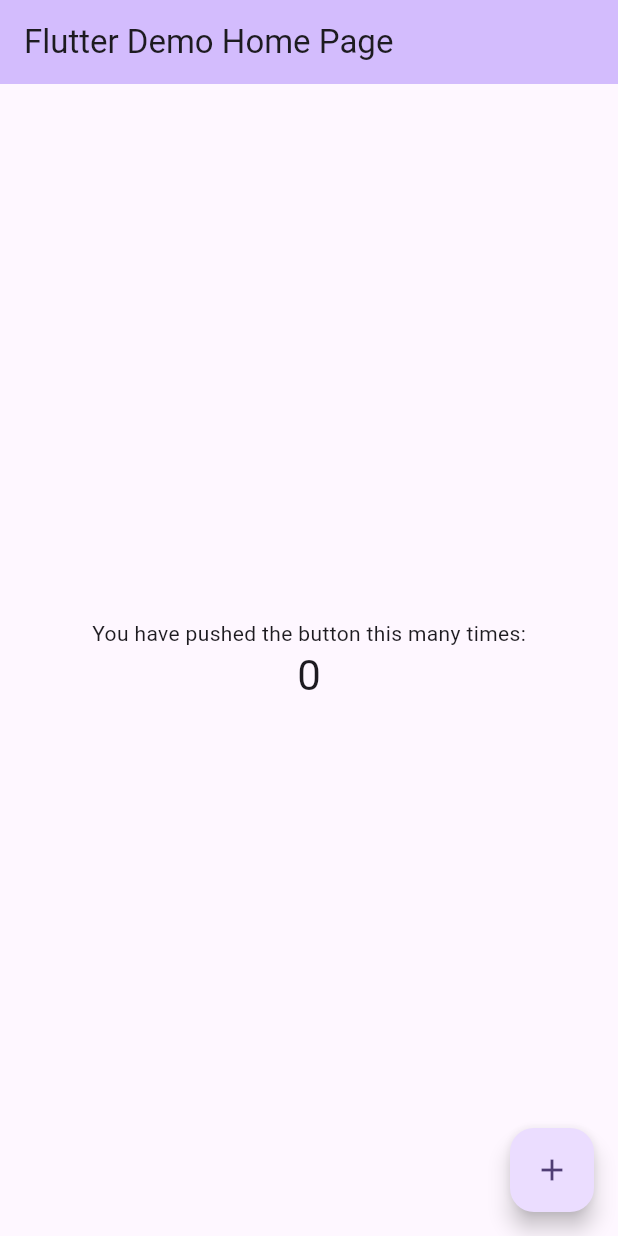
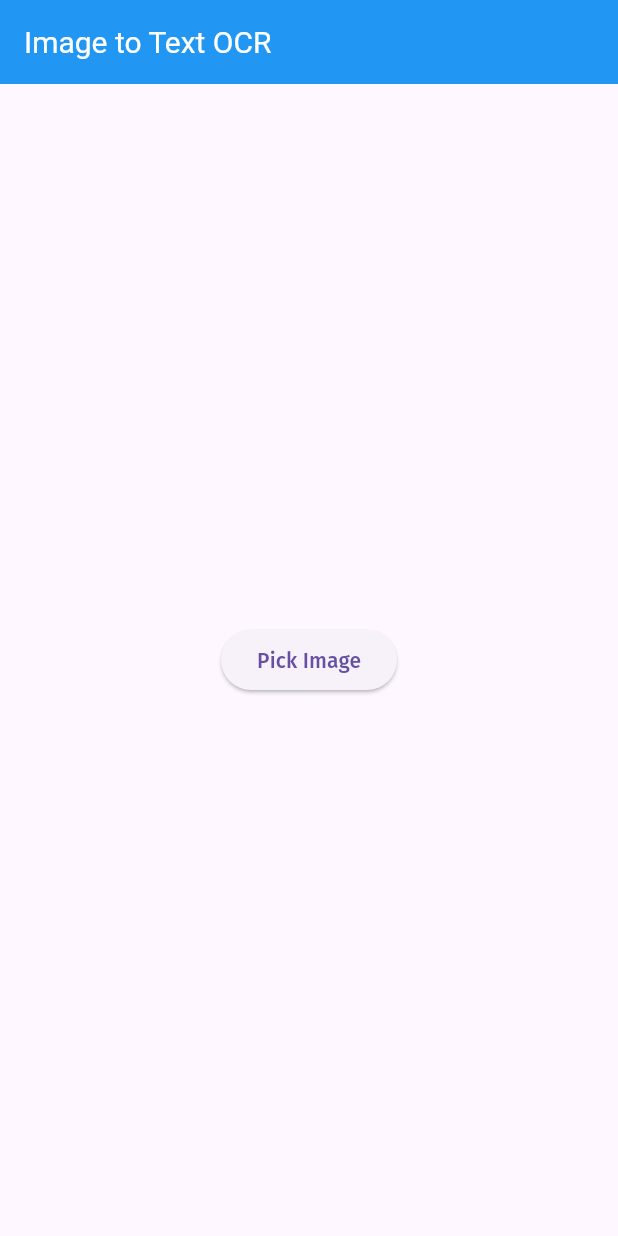
Before and after one commit to SoftEngAliijaz/flutter_image_to_text_ocr_app, a Flutter app: the screen it shows after launch, on a phone screen of 412 x 824 dp. Run offline on Flutter 3.47's test engine with Material 3 defaults, Android fonts, the phone set to English and light mode, and no system bars; our stand-ins replace google_fonts, image_picker; missing offline and left inert: dart:js_interop, google_ml_kit.

Commit message:
completed but some issues are to resolve

```diff
--- /dev/null
+++ b/lib/constants/constants.dart
@@ -0,0 +1,37 @@
+// ignore_for_file: unnecessary_null_comparison
+
+import 'package:flutter/material.dart';
+
+class AppUtils {
+  static void showSnackBar(BuildContext context, String? message) {
+    if (context != null && ScaffoldMessenger.of(context).mounted) {
+      ScaffoldMessenger.of(context).showSnackBar(
+        SnackBar(content: Text(message ?? 'No message provided')),
+      );
+    }
+  }
+
+  static void showDialogMethod(
+    BuildContext context,
+    String title,
+    String result,
+  ) {
+    showDialog(
+      context: context,
+      builder: (context) {
+        return AlertDialog(
+          title: Text(title),
+          content: Text(result),
+          actions: [
+            TextButton(
+              onPressed: () {
+                Navigator.pop(context);
+              },
+              child: const Text('Close'),
+            ),
+          ],
+        );
+      },
+    );
+  }
+}
--- a/lib/main.dart
+++ b/lib/main.dart
@@ -1,125 +1,28 @@
 import 'package:flutter/material.dart';
+import 'package:flutter_image_to_text_ocr_app/screens/home_screen.dart';
+import 'package:google_fonts/google_fonts.dart';
 
 void main() {
   runApp(const MyApp());
 }
 
 class MyApp extends StatelessWidget {
-  const MyApp({super.key});
+  const MyApp({Key? key}) : super(key: key);
 
-  // This widget is the root of your application.
   @override
   Widget build(BuildContext context) {
     return MaterialApp(
-      title: 'Flutter Demo',
+      title: 'image_to_text_ocr'.toUpperCase(),
+      debugShowCheckedModeBanner: false,
       theme: ThemeData(
-        // This is the theme of your application.
-        //
-        // TRY THIS: Try running your application with "flutter run". You'll see
-        // the application has a purple toolbar. Then, without quitting the app,
-        // try changing the seedColor in the colorScheme below to Colors.green
-        // and then invoke "hot reload" (save your changes or press the "hot
-        // reload" button in a Flutter-supported IDE, or press "r" if you used
-        // the command line to start the app).
-        //
-        // Notice that the counter didn't reset back to zero; the application
-        // state is not lost during the reload. To reset the state, use hot
-        // restart instead.
-        //
-        // This works for code too, not just values: Most code changes can be
-        // tested with just a hot reload.
-        colorScheme: ColorScheme.fromSeed(seedColor: Colors.deepPurple),
         useMaterial3: true,
+        primarySwatch: Colors.blue,
+        appBarTheme: AppBarTheme(
+            backgroundColor: Colors.blue,
+            titleTextStyle: TextStyle(color: Colors.white, fontSize: 20.0)),
+        textTheme: GoogleFonts.firaSansTextTheme(Theme.of(context).textTheme),
       ),
-      home: const MyHomePage(title: 'Flutter Demo Home Page'),
+      home: HomeScreen(),
     );
   }
 }
-
-class MyHomePage extends StatefulWidget {
-  const MyHomePage({super.key, required this.title});
-
-  // This widget is the home page of your application. It is stateful, meaning
-  // that it has a State object (defined below) that contains fields that affect
-  // how it looks.
-
-  // This class is the configuration for the state. It holds the values (in this
-  // case the title) provided by the parent (in this case the App widget) and
-  // used by the build method of the State. Fields in a Widget subclass are
-  // always marked "final".
-
-  final String title;
-
-  @override
-  State<MyHomePage> createState() => _MyHomePageState();
-}
-
-class _MyHomePageState extends State<MyHomePage> {
-  int _counter = 0;
-
-  void _incrementCounter() {
-    setState(() {
-      // This call to setState tells the Flutter framework that something has
-      // changed in this State, which causes it to rerun the build method below
-      // so that the display can reflect the updated values. If we changed
-      // _counter without calling setState(), then the build method would not be
-      // called again, and so nothing would appear to happen.
-      _counter++;
-    });
-  }
-
-  @override
-  Widget build(BuildContext context) {
-    // This method is rerun every time setState is called, for instance as done
-    // by the _incrementCounter method above.
-    //
-    // The Flutter framework has been optimized to make rerunning build methods
-    // fast, so that you can just rebuild anything that needs updating rather
-    // than having to individually change instances of widgets.
-    return Scaffold(
-      appBar: AppBar(
-        // TRY THIS: Try changing the color here to a specific color (to
-        // Colors.amber, perhaps?) and trigger a hot reload to see the AppBar
-        // change color while the other colors stay the same.
-        backgroundColor: Theme.of(context).colorScheme.inversePrimary,
-        // Here we take the value from the MyHomePage object that was created by
-        // the App.build method, and use it to set our appbar title.
-        title: Text(widget.title),
-      ),
-      body: Center(
-        // Center is a layout widget. It takes a single child and positions it
-        // in the middle of the parent.
-        child: Column(
-          // Column is also a layout widget. It takes a list of children and
-          // arranges them vertically. By default, it sizes itself to fit its
-          // children horizontally, and tries to be as tall as its parent.
-          //
-          // Column has various properties to control how it sizes itself and
-          // how it positions its children. Here we use mainAxisAlignment to
-          // center the children vertically; the main axis here is the vertical
-          // axis because Columns are vertical (the cross axis would be
-          // horizontal).
-          //
-          // TRY THIS: Invoke "debug painting" (choose the "Toggle Debug Paint"
-          // action in the IDE, or press "p" in the console), to see the
-          // wireframe for each widget.
-          mainAxisAlignment: MainAxisAlignment.center,
-          children: <Widget>[
-            const Text(
-              'You have pushed the button this many times:',
-            ),
-            Text(
-              '$_counter',
-              style: Theme.of(context).textTheme.headlineMedium,
-            ),
-          ],
-        ),
-      ),
-      floatingActionButton: FloatingActionButton(
-        onPressed: _incrementCounter,
-        tooltip: 'Increment',
-        child: const Icon(Icons.add),
-      ), // This trailing comma makes auto-formatting nicer for build methods.
-    );
-  }
-}
--- /dev/null
+++ b/lib/screens/home_screen.dart
@@ -0,0 +1,113 @@
+// ignore_for_file: use_build_context_synchronously
+import 'dart:io';
+import 'dart:js_interop';
+import 'package:flutter/material.dart';
+import 'package:flutter_image_to_text_ocr_app/constants/constants.dart';
+import 'package:google_ml_kit/google_ml_kit.dart';
+import 'package:image_picker/image_picker.dart';
+
+class HomeScreen extends StatefulWidget {
+  const HomeScreen({Key? key}) : super(key: key);
+
+  @override
+  State<HomeScreen> createState() => _HomeScreenState();
+}
+
+class _HomeScreenState extends State<HomeScreen> {
+  // Variable to hold the picked image file.
+  File? _pickedImage;
+  // Variable to hold the extracted text from the image.
+  String? _extractedText;
+
+  /// Method to pick image from gallery and perform OCR.
+  Future<void> _pickFromGallery() async {
+    Navigator.pop(context);
+    try {
+      final XFile? pickedImage = await ImagePicker()
+          .pickImage(source: ImageSource.gallery, imageQuality: 100);
+      if (pickedImage != null) {
+        setState(() {
+          _pickedImage = File(pickedImage.path);
+        });
+        AppUtils.showSnackBar(context, 'Image Picked From Gallery');
+      }
+    } catch (e) {
+      print(e.toString());
+    }
+  }
+
+  Future<void> _readTextFromImage() async {
+    if (_pickedImage == null) {
+      AppUtils.showSnackBar(
+          context, 'Please pick an image first to extract text');
+      return;
+    }
+
+    final inputImage = InputImage.fromFile(_pickedImage!);
+    final textRecognizer = TextRecognizer(script: TextRecognitionScript.latin);
+    final RecognizedText recognizedText =
+        await textRecognizer.processImage(inputImage);
+    String text = recognizedText.text;
+
+    textRecognizer.close();
+
+    // Process the extracted text as required (e.g., display in a dialog).
+    AppUtils.showDialogMethod(context, 'Extracted Text', text);
+  }
+
+  @override
+  Widget build(BuildContext context) {
+    final Size size = MediaQuery.of(context).size;
+    return Scaffold(
+      appBar: AppBar(title: const Text('Image to Text OCR')),
+      body: Container(
+        height: size.height,
+        width: size.width,
+        child: Center(
+          child: Column(
+            mainAxisAlignment: _pickedImage == null
+                ? MainAxisAlignment.center
+                : MainAxisAlignment.start,
+            children: [
+              if (_pickedImage == null)
+                ElevatedButton(
+                  onPressed: () {
+                    _pickFromGallery();
+                  },
+                  child: const Text("Pick Image"),
+                )
+              else
+                Column(
+                  children: [
+                    Container(
+                      decoration: BoxDecoration(
+                        border: Border.all(),
+                        borderRadius: BorderRadius.circular(10),
+                      ),
+                      height: 300,
+                      width: size.width,
+                      child:
+                          Image.file(_pickedImage!), // Displaying picked image.
+                    ),
+                    const SizedBox(height: 16),
+                    ElevatedButton(
+                      onPressed: () {
+                        _readTextFromImage();
+                      },
+                      child: const Text("Extract Text"),
+                    ),
+                    const SizedBox(height: 16),
+                    if (_extractedText != null)
+                      Text(
+                        'Extracted Text: $_extractedText',
+                        style: const TextStyle(fontSize: 16),
+                      ),
+                  ],
+                ),
+            ],
+          ),
+        ),
+      ),
+    );
+  }
+}
--- a/pubspec.yaml
+++ b/pubspec.yaml
@@ -35,6 +35,9 @@ dependencies:
   # The following adds the Cupertino Icons font to your application.
   # Use with the CupertinoIcons class for iOS style icons.
   cupertino_icons: ^1.0.2
+  google_fonts: ^6.1.0
+  image_picker: ^1.0.7
+  google_ml_kit: ^0.16.3
 
 dev_dependencies:
   flutter_test:
```
Also changed, not shown: pubspec.lock, 6 other files.
